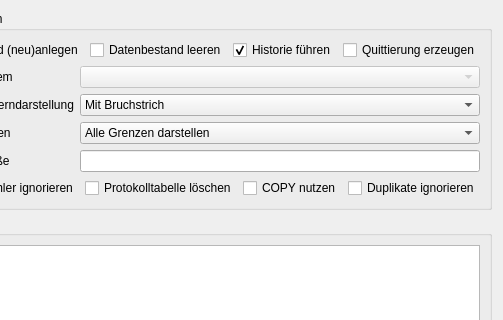
Above: alkisImportDlg.ui from norBIT/alkisimport before the change; both pictures show x 570 to 1073 and y 0 to 320 of the 1073 by 822 pixel window. Below: the same form after it.
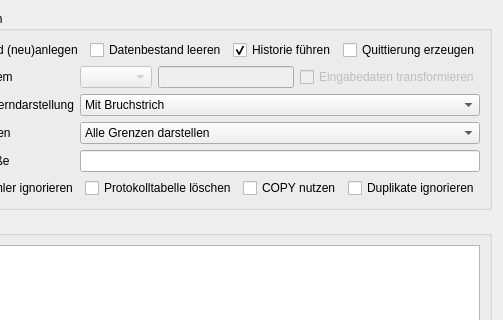
That is the form after the change.

Patch:
```diff
--- a/alkisImportDlg.ui
+++ b/alkisImportDlg.ui
@@ -35,7 +35,7 @@
         <item row="2" column="1">
          <widget class="QLineEdit" name="lePORT">
           <property name="inputMask">
-           <string>99999; </string>
+           <string>99999</string>
           </property>
           <property name="text">
            <string/>
@@ -209,7 +209,7 @@
           </property>
          </widget>
         </item>
-        <item row="4" column="1">
+        <item row="4" column="1" colspan="3">
          <widget class="QComboBox" name="cbPgVerdraengen">
           <item>
            <property name="text">
@@ -233,6 +233,26 @@
           </property>
          </widget>
         </item>
+        <item row="2" column="2">
+         <widget class="QLineEdit" name="leCustomEpsg">
+          <property name="enabled">
+           <bool>false</bool>
+          </property>
+          <property name="inputMask">
+           <string>999999</string>
+          </property>
+         </widget>
+        </item>
+        <item row="2" column="3">
+         <widget class="QCheckBox" name="cbxTransform">
+          <property name="enabled">
+           <bool>false</bool>
+          </property>
+          <property name="text">
+           <string>Eingabedaten transformieren</string>
+          </property>
+         </widget>
+        </item>
         <item row="3" column="0">
          <widget class="QLabel" name="label_8">
           <property name="text">
@@ -243,7 +263,7 @@
           </property>
          </widget>
         </item>
-        <item row="3" column="1">
+        <item row="3" column="1" colspan="3">
          <widget class="QComboBox" name="cbFnbruch">
           <item>
            <property name="text">
@@ -257,7 +277,7 @@
           </item>
          </widget>
         </item>
-        <item row="5" column="1">
+        <item row="5" column="1" colspan="3">
          <widget class="QLineEdit" name="leGT">
           <property name="layoutDirection">
            <enum>Qt::LeftToRight</enum>
@@ -273,7 +293,7 @@
           </property>
          </widget>
         </item>
-        <item row="13" column="0" colspan="2">
+        <item row="13" column="0" colspan="4">
          <layout class="QHBoxLayout" name="horizontalLayout_2">
           <item>
            <widget class="QCheckBox" name="cbxSkipFailures">
@@ -305,7 +325,7 @@
           </item>
          </layout>
         </item>
-        <item row="0" column="0" colspan="2">
+        <item row="0" column="0" colspan="4">
          <layout class="QHBoxLayout" name="horizontalLayout_5">
           <item>
            <widget class="QCheckBox" name="cbxCreate">
```
Left out of the diff: 22 changed lines with no effect on the pictures.
